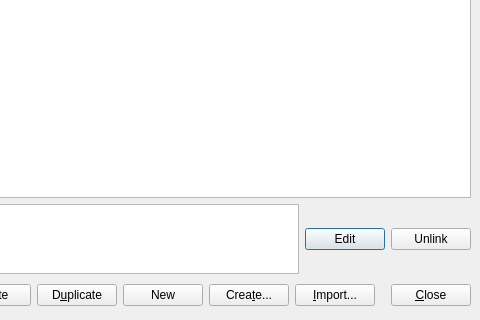
Old version of the form ui/dataedit.ui in the repository veusz/veusz; both pictures show x 269 to 749 and y 119 to 439 of the 749 by 439 pixel window.
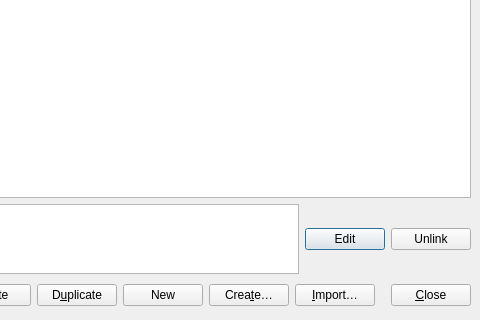
New version of the form.

Patch:
```diff
--- a/ui/dataedit.ui
+++ b/ui/dataedit.ui
@@ -144,14 +144,14 @@
      <item>
       <widget class="QPushButton" name="createbutton">
        <property name="text">
-        <string>Crea&amp;te...</string>
+        <string>Crea&amp;te…</string>
        </property>
       </widget>
      </item>
      <item>
       <widget class="QPushButton" name="importbutton">
        <property name="text">
-        <string>&amp;Import...</string>
+        <string>&amp;Import…</string>
        </property>
       </widget>
      </item>
```
